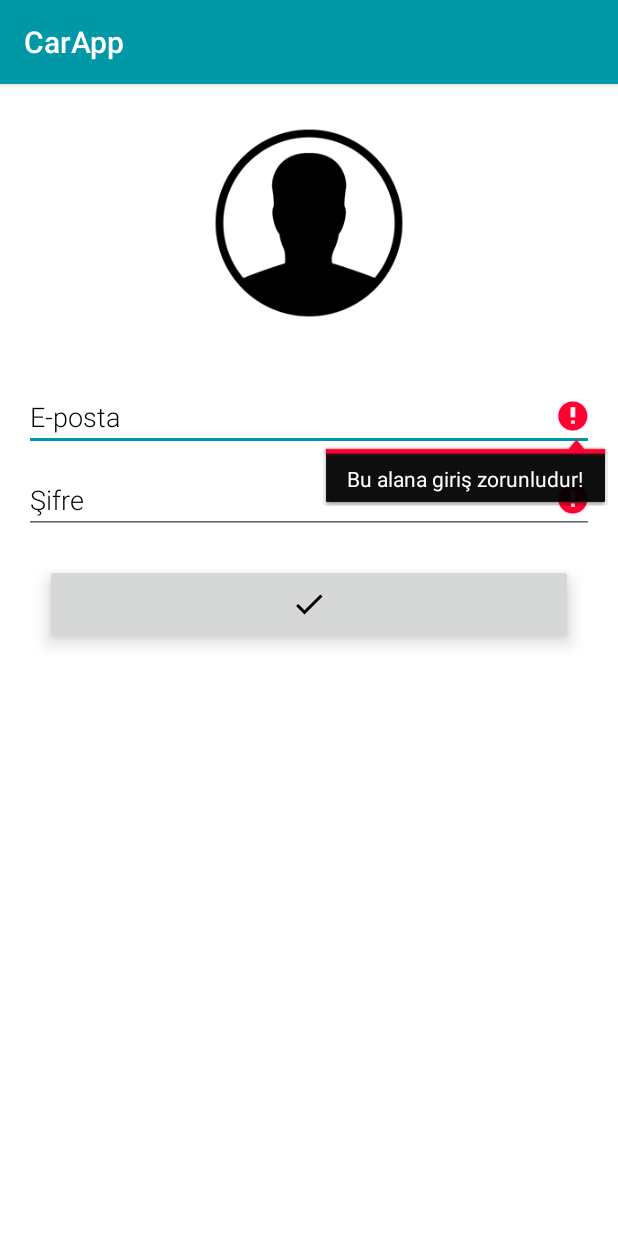
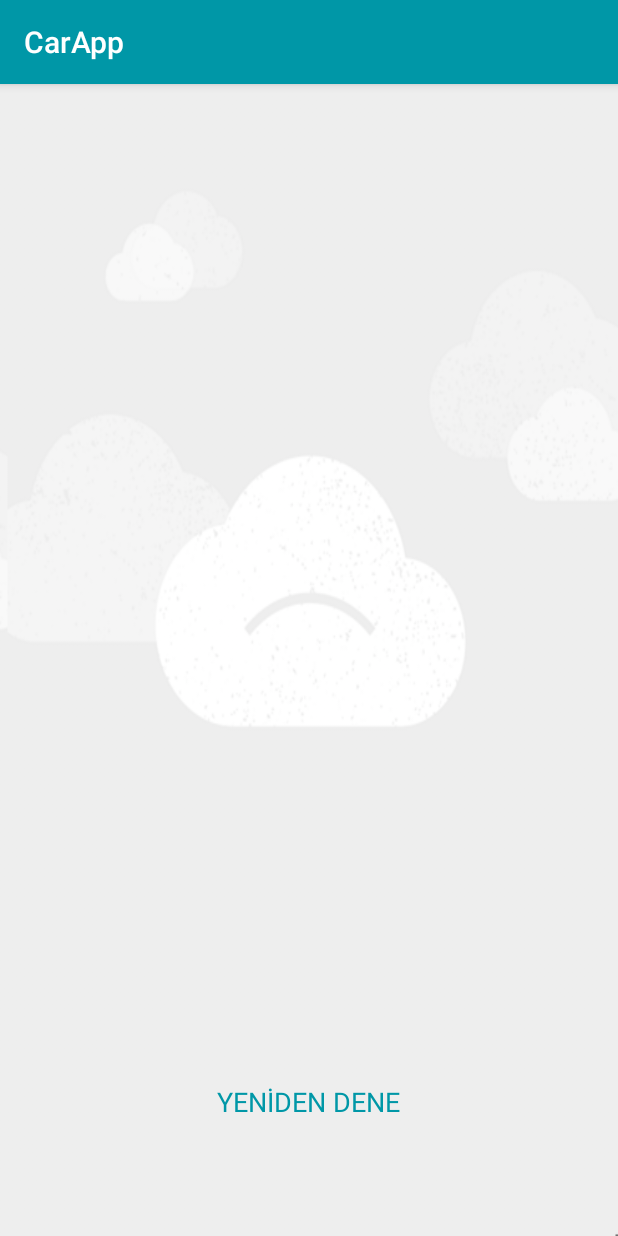
Before and after one commit to yhaznedar/MTMIRepo, an Android app: the screen it shows after launch (LoginActivity before the commit, hataActivity after it), after a tap on an icon or button, on a phone screen of 412 x 824 dp. Run offline under Robolectric (Android 15) with nearby library versions, the phone set to English and light mode, and no system bars.

Commit message:
Hata
Internet baglantı kontrolü + hata ekranı

```diff
--- a/MTMI-master/app/src/main/java/com/mtmi/carapp/LoginActivity.java
+++ b/MTMI-master/app/src/main/java/com/mtmi/carapp/LoginActivity.java
@@ -1,7 +1,9 @@
 package com.mtmi.carapp;
 
 
+import android.content.Context;
 import android.content.Intent;
+import android.net.ConnectivityManager;
 import android.os.SystemClock;
 import android.support.v7.app.AppCompatActivity;
 import android.app.LoaderManager.LoaderCallbacks;
@@ -75,6 +77,25 @@ public class LoginActivity extends AppCompatActivity implements LoaderCallbacks<
         });
     }
 
+    public boolean internetErisimi() {
+
+        ConnectivityManager conMgr = (ConnectivityManager) getSystemService (Context.CONNECTIVITY_SERVICE);
+
+        if (conMgr.getActiveNetworkInfo() != null
+
+                && conMgr.getActiveNetworkInfo().isAvailable()
+
+                && conMgr.getActiveNetworkInfo().isConnected()) {
+
+            return true;
+
+        } else {
+
+            return false;
+
+        }
+
+    }
 
 
 
@@ -114,13 +135,20 @@ public class LoginActivity extends AppCompatActivity implements LoaderCallbacks<
         }
 
 
-        if (cancel !=true)
+        if (cancel !=true && internetErisimi())
         {
             Toast.makeText(this,"Giriş yapılıyor...",Toast.LENGTH_SHORT).show();
             Intent mesajIntent= new Intent(this, MainActivity.class);
             mesajIntent.putExtra(MAILKEY,email);
             startActivity(mesajIntent);
 
+        }
+
+        else
+        {
+
+            Intent hata=new Intent(this,hataActivity.class);
+            startActivity(hata);
         }
 
 
--- /dev/null
+++ b/MTMI-master/app/src/main/java/com/mtmi/carapp/hataActivity.java
@@ -0,0 +1,13 @@
+package com.mtmi.carapp;
+
+import android.support.v7.app.AppCompatActivity;
+import android.os.Bundle;
+
+public class hataActivity extends AppCompatActivity {
+
+    @Override
+    protected void onCreate(Bundle savedInstanceState) {
+        super.onCreate(savedInstanceState);
+        setContentView(R.layout.activity_hata);
+    }
+}
--- /dev/null
+++ b/MTMI-master/app/src/main/res/layout/activity_hata.xml
@@ -0,0 +1,23 @@
+<?xml version="1.0" encoding="utf-8"?>
+<RelativeLayout xmlns:android="http://schemas.android.com/apk/res/android"
+    xmlns:tools="http://schemas.android.com/tools"
+    android:layout_width="match_parent"
+    android:layout_height="match_parent"
+    android:paddingBottom="@dimen/activity_vertical_margin"
+    android:paddingLeft="@dimen/activity_horizontal_margin"
+    android:paddingRight="@dimen/activity_horizontal_margin"
+    android:paddingTop="@dimen/activity_vertical_margin"
+    android:background="@drawable/errorbackground"
+    tools:context="com.mtmi.carapp.hataActivity">
+
+    <TextView
+        android:layout_width="wrap_content"
+        android:layout_height="wrap_content"
+        android:textAppearance="?android:attr/textAppearanceMedium"
+        android:text="YENİDEN DENE"
+        android:id="@+id/yenidenDene"
+        android:layout_alignParentBottom="true"
+        android:layout_centerHorizontal="true"
+        android:layout_marginBottom="61dp"
+        android:textColor="@color/colorPrimary"/>
+</RelativeLayout>
```
Also changed, not shown: MTMI-master/app/src/main/AndroidManifest.xml (+8 -9 lines), MTMI-master/app/src/main/res/drawable-hdpi/errorbackground.png (added), 1 other file.
